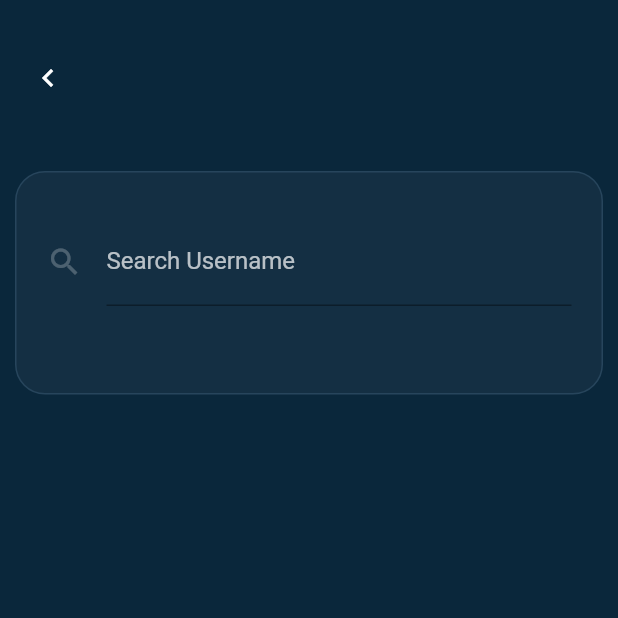
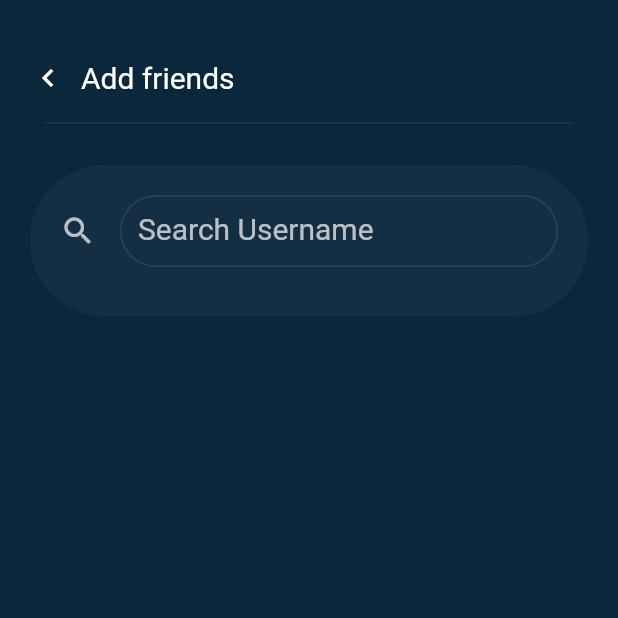
Before and after one commit to starrysky1818/my_app, a Flutter app: the searchFriends screen opened directly, on a phone screen of 412 x 824 dp, the top half of it. Run offline on Flutter 3.47's test engine with Material 2 defaults, Android fonts, the phone set to English and light mode, and no system bars; our stand-ins replace charts_flutter.

Commit message:
edit friendPage and search

```diff
--- a/lib/Page/searchFriends.dart
+++ b/lib/Page/searchFriends.dart
@@ -1,6 +1,3 @@
-// import 'package:flutter/material.dart';
-// import 'package:my_app/Page/homePage.dart';
-//
 // class MyFriends extends StatelessWidget {
 //
 //   @override
@@ -112,7 +109,6 @@
 // }
 
 import 'package:flutter/material.dart';
-
 import 'friendPage.dart';
 
 class searchFriends extends StatefulWidget {
@@ -137,7 +133,7 @@ class _searchFriends extends State<searchFriends> {
                 },
                 child: Container(
                   width: screenWidth,
-                  padding: const EdgeInsets.fromLTRB(20.0, 40.0, 20.0, 40.0),
+                  padding: const EdgeInsets.fromLTRB(20.0, 40.0, 20.0, 10.0),
                   color: const Color.fromRGBO(10,39,59,1),
                   child: Row(
                     mainAxisAlignment: MainAxisAlignment.start,
@@ -146,21 +142,32 @@ class _searchFriends extends State<searchFriends> {
                           Icons.chevron_left,
                           color: Colors.white
                       ),
+                      SizedBox(width:10),
+                      Text(
+                        "Add friends",
+                        style: TextStyle(
+                          color: Colors.white,
+                          fontSize: 20.0,
+                        ),
+                      ),
                     ],
                   ),
                 )
             ),
+            const Divider(
+              color: Colors.white12,
+              indent: 30,
+              endIndent: 30,
+            ),
             Container(
               width: screenWidth,
-              margin: const EdgeInsets.all(10),
-              padding: const EdgeInsets.fromLTRB(20.0, 30.0, 20.0, 30.0),
-              decoration: BoxDecoration(
-                  color: const Color.fromRGBO(20,47,67,1),
-                  border: Border.all(color: const Color.fromRGBO(39,69,92,1)),
-                  borderRadius: const BorderRadius.all(Radius.circular(20))
+              margin: const EdgeInsets.fromLTRB(20,20,20,10),
+              padding: const EdgeInsets.fromLTRB(20.0, 20.0, 20.0, 5.0),
+              decoration: const BoxDecoration(
+                  color: Color.fromRGBO(20,47,67,1),
+                  borderRadius: BorderRadius.all(Radius.circular(50))
               ),
               alignment: Alignment.center,
-              //padding: EdgeInsets.only(left:30.0,right: 30.0),
               child: new Container(
                 child: buildForm(),
               ),
@@ -172,10 +179,10 @@ class _searchFriends extends State<searchFriends> {
   }
 
   List<User> users = [
-    User(name: "Hari Prasad Chaudhary", accNumber: 12345),
-    User(name:"David Mars", accNumber: 23456),
-    User(name:"Aurn Thapa", accNumber: 34567),
-    User(name: "John Bal", accNumber: 45678)
+    User(name: "Hari Prasad Chaudhary", accNumber: 12345, password: "ss123"),
+    User(name:"David Mars", accNumber: 23456, password: "ss123"),
+    User(name:"Aurn Thapa", accNumber: 34567, password: "ss123"),
+    User(name: "John Bal", accNumber: 45678, password: "ss123")
   ];
   List<User> items = <User>[];
 
@@ -197,7 +204,6 @@ class _searchFriends extends State<searchFriends> {
     } else {
       setState(() {
         items.clear();
-        items.addAll(users);
       });
     }
   }
@@ -214,27 +220,29 @@ class _searchFriends extends State<searchFriends> {
       child: Column(
         children: <Widget>[
           TextFormField(
-            autofocus: false,
+            //autofocus: false,
             keyboardType: TextInputType.number,
             textInputAction: TextInputAction.next,
             controller: uAccController,
+            style: const TextStyle(color: Colors.white, fontSize: 18),
             decoration: const InputDecoration(
-              // enabledBorder: OutlineInputBorder(
-              //   borderRadius: BorderRadius.circular(5),
-              //   borderSide: BorderSide(
-              //     color: Colors.,
-              //     width: 1.0,
-              //   ),
-              // ),
+              contentPadding: EdgeInsets.all(12),
+              enabledBorder: OutlineInputBorder(
+                borderRadius: BorderRadius.all(Radius.circular(50)),
+                borderSide: BorderSide(
+                    color: Color.fromRGBO(39,69,92,1)
+                )
+              ),
               labelText: "Search Username",
               labelStyle: TextStyle(
                 color: Colors.white70,
+                fontSize: 20,
               ),
               hintText: "Alan",
               hintStyle: TextStyle(color: Colors.white24),
               icon: Icon(
                 Icons.search,
-                color: Colors.white24,
+                color: Colors.white70,
               ),
             ),
             onChanged: (value) {
@@ -242,17 +250,30 @@ class _searchFriends extends State<searchFriends> {
             },
           ),
 
-          //
+          //searched results
           Padding(
             padding: const EdgeInsets.only(top: 28.0),
             child: Expanded(
-              child: ListView.builder(
+              child: ListView.separated(
                 shrinkWrap: true,
                 itemCount: items.length,
                 itemBuilder: (context, index) {
                   return ListTile(
-                    title: Text(items[index].name),
-                    subtitle: Text('${items[index].accNumber}'),
+                    title: Text(
+                        items[index].name,
+                      style: const TextStyle(color: Colors.lightBlue),
+                    ),
+                    subtitle: Text(
+                        '${items[index].accNumber}',
+                      style: const TextStyle(color: Colors.lightBlueAccent),
+                    ),
+                  );
+                },
+                separatorBuilder: (context, index) {
+                  return const Divider(
+                    color: Colors.white12,
+                    indent: 10,
+                    endIndent: 10,
                   );
                 },
               ),
```
Also changed, not shown: lib/Page/friendPage.dart (+114 -116 lines).
